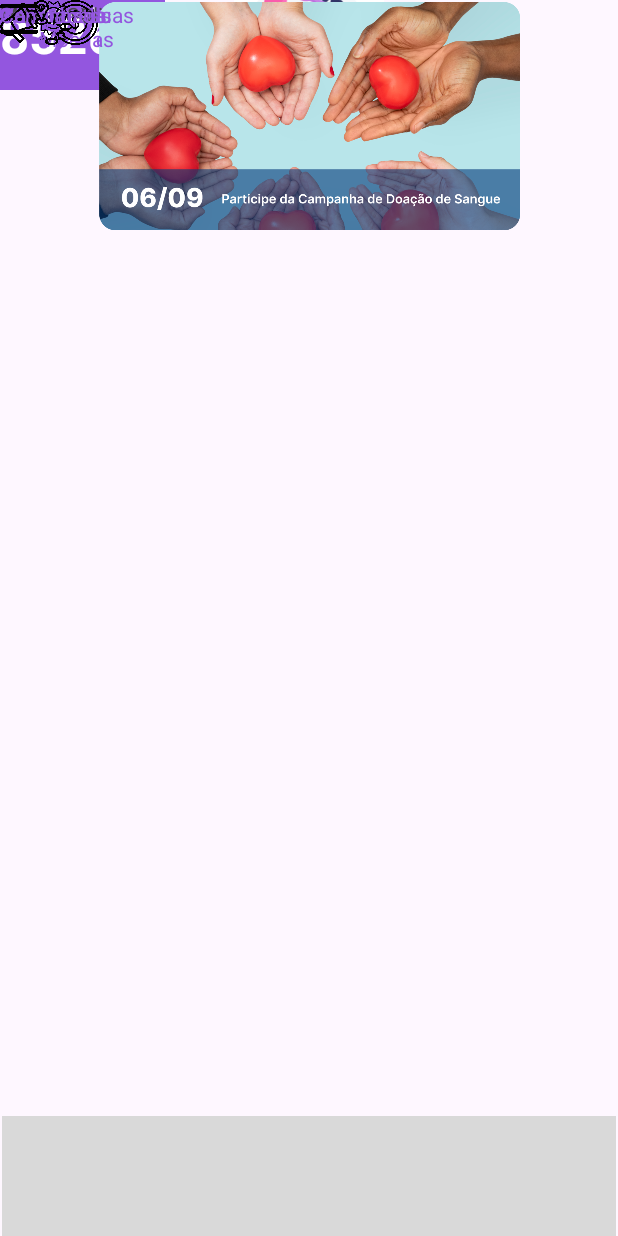
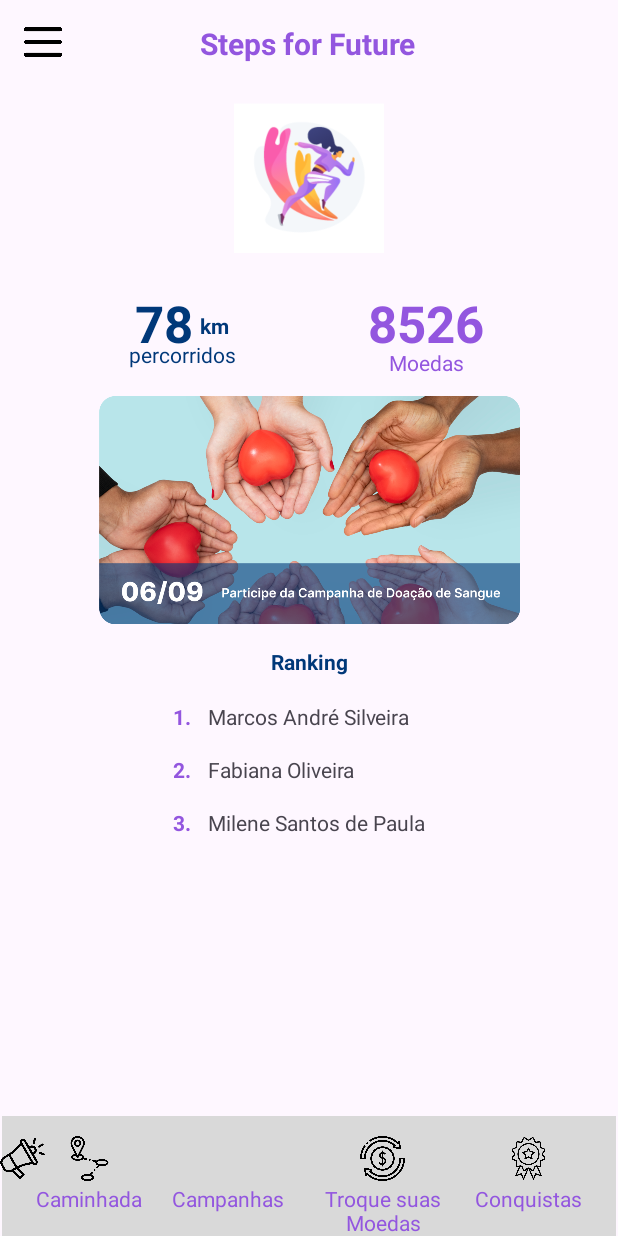
Before and after one commit to linesayuri/FIAPAtividadeESG, an Android app: the screen it shows after launch (MainActivity), on a phone screen of 412 x 824 dp. Run offline under Robolectric (Android 15) with nearby library versions, the phone set to English and light mode, and no system bars.

Commit message:
add contraints tela main

```diff
--- a/app/src/main/res/layout/activity_main.xml
+++ b/app/src/main/res/layout/activity_main.xml
@@ -7,36 +7,32 @@
     tools:context=".MainActivity">
 
 
-    <FrameLayout
-        android:id="@+id/frameLayout3"
-        android:layout_width="110dp"
-        android:layout_height="60dp"
-        android:background="@color/darkblue"
-        tools:layout_editor_absoluteX="83dp"
-        tools:layout_editor_absoluteY="181dp">
-
-    </FrameLayout>
-
     <TextView
         android:id="@+id/km"
         android:layout_width="wrap_content"
         android:layout_height="wrap_content"
+        android:layout_marginBottom="5dp"
         android:text="@string/km"
-        android:textColor="@color/white"
+        android:textColor="@color/darkblue"
         android:textStyle="bold"
-        tools:layout_editor_absoluteX="154dp"
-        tools:layout_editor_absoluteY="207dp" />
+        app:layout_constraintBottom_toBottomOf="@+id/valorkm"
+        app:layout_constraintEnd_toStartOf="@+id/percorridos2"
+        app:layout_constraintHorizontal_bias="0.5"
+        app:layout_constraintStart_toEndOf="@+id/valorkm" />
 
     <TextView
         android:id="@+id/valorkm"
-        android:layout_width="wrap_content"
-        android:layout_height="wrap_content"
+        android:layout_width="43dp"
+        android:layout_height="39dp"
+        android:layout_marginTop="24dp"
         android:text="@string/valorkmpercorridos"
-        android:textColor="@color/white"
+        android:textColor="@color/darkblue"
         android:textSize="34sp"
         android:textStyle="bold"
-        tools:layout_editor_absoluteX="115dp"
-        tools:layout_editor_absoluteY="188dp" />
+        app:layout_constraintEnd_toStartOf="@+id/km"
+        app:layout_constraintHorizontal_bias="0.5"
+        app:layout_constraintStart_toEndOf="@+id/percorridos2"
+        app:layout_constraintTop_toBottomOf="@+id/imageView8" />
 
     <TextView
         android:id="@+id/percorridos2"
@@ -44,116 +40,106 @@
         android:layout_height="wrap_content"
         android:text="percorridos"
         android:textAlignment="center"
-        tools:layout_editor_absoluteX="108dp"
-        tools:layout_editor_absoluteY="220dp" />
-
-    <TextView
-        android:id="@+id/percorridos"
-        android:layout_width="wrap_content"
-        android:layout_height="wrap_content"
-        android:text="@string/percorridos"
-        android:textAlignment="center"
-        android:textColor="@color/white"
-        app:layout_constraintEnd_toStartOf="@+id/frameLayout3"
-        app:layout_constraintStart_toEndOf="@+id/frameLayout3"
-        tools:layout_editor_absoluteY="220dp" />
-
-    <FrameLayout
-        android:id="@+id/frameLayout4"
-        android:layout_width="110dp"
-        android:layout_height="60dp"
-        android:background="@color/purple"
-        tools:layout_editor_absoluteX="223dp"
-        tools:layout_editor_absoluteY="181dp">
-
-    </FrameLayout>
+        android:textColor="@color/darkblue"
+        app:layout_constraintEnd_toStartOf="@+id/valormoedas"
+        app:layout_constraintHorizontal_bias="0.5"
+        app:layout_constraintStart_toStartOf="parent"
+        app:layout_constraintTop_toBottomOf="@+id/km" />
 
     <TextView
         android:id="@+id/nomeapp"
         android:layout_width="wrap_content"
         android:layout_height="wrap_content"
+        android:layout_marginStart="92dp"
+        android:layout_marginTop="15dp"
         android:text="@string/app_name"
         android:textColor="@color/purple"
         android:textSize="20sp"
         android:textStyle="bold"
-        tools:layout_editor_absoluteX="133dp"
-        tools:layout_editor_absoluteY="15dp" />
+        app:layout_constraintStart_toEndOf="@+id/imageView10"
+        app:layout_constraintTop_toTopOf="parent" />
 
     <ImageView
         android:id="@+id/avatar"
         android:layout_width="56dp"
         android:layout_height="50dp"
+        android:layout_marginEnd="16dp"
         android:visibility="visible"
+        app:layout_constraintEnd_toEndOf="parent"
         app:layout_constraintTop_toTopOf="@+id/nomeapp"
-        tools:layout_editor_absoluteX="339dp"
         tools:srcCompat="@tools:sample/avatars" />
 
     <TextView
         android:id="@+id/nomeprimeirocolocado"
         android:layout_width="wrap_content"
         android:layout_height="wrap_content"
+        android:layout_marginStart="11dp"
         android:text="@string/nomeprimeirocolocado"
-        app:layout_constraintStart_toStartOf="@+id/nomesegundocolocado"
-        tools:layout_editor_absoluteY="458dp" />
+        app:layout_constraintStart_toEndOf="@+id/textView"
+        app:layout_constraintTop_toTopOf="@+id/textView" />
 
     <TextView
         android:id="@+id/nomesegundocolocado"
         android:layout_width="wrap_content"
         android:layout_height="wrap_content"
+        android:layout_marginStart="11dp"
         android:text="@string/nomesegundocolocado"
-        app:layout_constraintStart_toStartOf="@+id/nometerceirocolocado"
-        tools:layout_editor_absoluteY="493dp" />
+        app:layout_constraintStart_toEndOf="@+id/textView2"
+        app:layout_constraintTop_toTopOf="@+id/textView2" />
 
     <TextView
         android:id="@+id/nometerceirocolocado"
         android:layout_width="wrap_content"
         android:layout_height="wrap_content"
+        android:layout_marginStart="11dp"
         android:text="@string/nometerceirocolocado"
-        tools:layout_editor_absoluteX="138dp"
-        tools:layout_editor_absoluteY="526dp" />
+        app:layout_constraintStart_toEndOf="@+id/textView3"
+        app:layout_constraintTop_toTopOf="@+id/textView3" />
 
     <TextView
         android:id="@+id/ranking"
         android:layout_width="wrap_content"
         android:layout_height="wrap_content"
+        android:layout_marginTop="15dp"
         android:text="@string/ranking"
         android:textColor="@color/darkblue"
         android:textStyle="bold"
         app:layout_constraintEnd_toEndOf="parent"
         app:layout_constraintHorizontal_bias="0.5"
         app:layout_constraintStart_toStartOf="parent"
-        tools:layout_editor_absoluteY="421dp" />
+        app:layout_constraintTop_toBottomOf="@+id/imageView9" />
 
     <TextView
         android:id="@+id/valormoedas"
-        android:layout_width="wrap_content"
-        android:layout_height="wrap_content"
+        android:layout_width="83dp"
+        android:layout_height="39dp"
+        android:layout_marginTop="24dp"
         android:text="@string/valormoedas"
         android:textAlignment="center"
-        android:textColor="@color/white"
+        android:textColor="@color/purple"
         android:textSize="34sp"
         android:textStyle="bold"
-        tools:layout_editor_absoluteX="239dp"
-        tools:layout_editor_absoluteY="188dp" />
+        app:layout_constraintEnd_toEndOf="parent"
+        app:layout_constraintHorizontal_bias="0.5"
+        app:layout_constraintStart_toEndOf="@+id/percorridos2"
+        app:layout_constraintTop_toBottomOf="@+id/imageView8" />
 
     <TextView
         android:id="@+id/moedas"
         android:layout_width="wrap_content"
         android:layout_height="wrap_content"
         android:text="@string/moedas"
-        android:textColor="@color/white"
-        app:layout_constraintEnd_toEndOf="@+id/frameLayout4"
-        app:layout_constraintHorizontal_bias="0.481"
-        app:layout_constraintStart_toStartOf="@+id/frameLayout4"
-        tools:layout_editor_absoluteY="223dp" />
+        android:textColor="@color/purple"
+        app:layout_constraintEnd_toStartOf="@+id/valormoedas"
+        app:layout_constraintHorizontal_bias="0.5"
+        app:layout_constraintStart_toEndOf="@+id/valormoedas"
+        app:layout_constraintTop_toBottomOf="@+id/valormoedas" />
 
     <ImageView
         android:id="@+id/imageView8"
         android:layout_width="100dp"
         android:layout_height="100dp"
         android:layout_marginTop="26dp"
-        android:layout_marginBottom="13dp"
-        app:layout_constraintBottom_toTopOf="@+id/frameLayout3"
         app:layout_constraintEnd_toEndOf="parent"
         app:layout_constraintHorizontal_bias="0.5"
         app:layout_constraintStart_toStartOf="parent"
@@ -164,49 +150,55 @@
         android:id="@+id/imageView9"
         android:layout_width="330dp"
         android:layout_height="153dp"
+        android:layout_marginTop="11dp"
         app:layout_constraintEnd_toEndOf="parent"
         app:layout_constraintHorizontal_bias="0.5"
         app:layout_constraintStart_toStartOf="parent"
-        app:srcCompat="@drawable/banner1"
-        tools:layout_editor_absoluteY="253dp" />
+        app:layout_constraintTop_toBottomOf="@+id/moedas"
+        app:srcCompat="@drawable/banner1" />
 
     <ImageView
         android:id="@+id/imageView10"
         android:layout_width="25dp"
         android:layout_height="25dp"
+        android:layout_marginStart="16dp"
+        app:layout_constraintStart_toStartOf="parent"
         app:layout_constraintTop_toTopOf="@+id/nomeapp"
-        app:srcCompat="@drawable/menu"
-        tools:layout_editor_absoluteX="16dp" />
+        app:srcCompat="@drawable/menu" />
 
     <TextView
         android:id="@+id/textView2"
         android:layout_width="wrap_content"
         android:layout_height="wrap_content"
+        android:layout_marginTop="16dp"
         android:text="@string/segundolugar"
         android:textColor="@color/purple"
         android:textStyle="bold"
-        app:layout_constraintStart_toStartOf="@+id/textView3"
-        tools:layout_editor_absoluteY="493dp" />
+        app:layout_constraintStart_toStartOf="@+id/textView"
+        app:layout_constraintTop_toBottomOf="@+id/textView" />
 
     <TextView
         android:id="@+id/textView"
         android:layout_width="wrap_content"
         android:layout_height="wrap_content"
+        android:layout_marginStart="115dp"
+        android:layout_marginTop="52dp"
         android:text="@string/primeirolugar"
         android:textColor="@color/purple"
         android:textStyle="bold"
-        app:layout_constraintStart_toStartOf="@+id/textView2"
-        tools:layout_editor_absoluteY="458dp" />
+        app:layout_constraintStart_toStartOf="parent"
+        app:layout_constraintTop_toBottomOf="@+id/imageView9" />
 
     <TextView
         android:id="@+id/textView3"
         android:layout_width="wrap_content"
         android:layout_height="wrap_content"
+        android:layout_marginTop="16dp"
         android:text="@string/terceirolugar"
         android:textColor="@color/purple"
         android:textStyle="bold"
-        tools:layout_editor_absoluteX="115dp"
-        tools:layout_editor_absoluteY="526dp" />
+        app:layout_constraintStart_toStartOf="@+id/textView"
+        app:layout_constraintTop_toBottomOf="@+id/textView2" />
 
     <com.google.android.material.bottomappbar.BottomAppBar
         android:id="@+id/bottomAppBar"
@@ -222,77 +214,89 @@
         android:id="@+id/buttonconsquistas"
         android:layout_width="30dp"
         android:layout_height="30dp"
+        android:layout_marginTop="13dp"
         app:layout_constraintEnd_toEndOf="@+id/textconquistas"
         app:layout_constraintStart_toStartOf="@+id/textconquistas"
-        app:srcCompat="@drawable/conquistas"
-        tools:layout_editor_absoluteY="591dp" />
+        app:layout_constraintTop_toTopOf="@+id/bottomAppBar"
+        app:srcCompat="@drawable/conquistas" />
 
     <TextView
         android:id="@+id/textconquistas"
         android:layout_width="wrap_content"
         android:layout_height="wrap_content"
+        android:layout_marginTop="2dp"
+        android:layout_marginEnd="24dp"
         android:text="@string/conquistas"
         android:textAlignment="center"
         android:textColor="@color/purple"
-        tools:layout_editor_absoluteX="319dp"
-        tools:layout_editor_absoluteY="623dp" />
+        app:layout_constraintEnd_toEndOf="parent"
+        app:layout_constraintTop_toBottomOf="@+id/buttonconsquistas" />
 
     <TextView
         android:id="@+id/texttroquesuasmoedas"
-        android:layout_width="101dp"
-        android:layout_height="38dp"
+        android:layout_width="102dp"
+        android:layout_height="37dp"
+        android:layout_marginTop="2dp"
+        android:layout_marginEnd="10dp"
         android:text="@string/troquesuasmoedas"
         android:textAlignment="center"
         android:textColor="@color/purple"
-        app:layout_constraintTop_toTopOf="@+id/textconquistas"
-        tools:layout_editor_absoluteX="205dp" />
+        app:layout_constraintEnd_toStartOf="@+id/textconquistas"
+        app:layout_constraintTop_toBottomOf="@+id/buttontroquesuasmoedas" />
 
     <ImageView
         android:id="@+id/buttontroquesuasmoedas"
         android:layout_width="30dp"
         android:layout_height="30dp"
+        android:layout_marginTop="13dp"
         app:layout_constraintEnd_toEndOf="@+id/texttroquesuasmoedas"
         app:layout_constraintHorizontal_bias="0.492"
         app:layout_constraintStart_toStartOf="@+id/texttroquesuasmoedas"
-        app:srcCompat="@drawable/troqueseuspontos"
-        tools:layout_editor_absoluteY="591dp" />
+        app:layout_constraintTop_toTopOf="@+id/bottomAppBar"
+        app:srcCompat="@drawable/troqueseuspontos" />
 
     <TextView
         android:id="@+id/textcampanha"
         android:layout_width="wrap_content"
         android:layout_height="wrap_content"
+        android:layout_marginStart="20dp"
+        android:layout_marginTop="2dp"
         android:text="@string/campanhas"
         android:textAlignment="center"
         android:textColor="@color/purple"
-        tools:layout_editor_absoluteX="118dp"
-        tools:layout_editor_absoluteY="623dp" />
+        app:layout_constraintStart_toEndOf="@+id/textcaminhada"
+        app:layout_constraintTop_toBottomOf="@+id/buttoncampanha" />
 
     <ImageView
         android:id="@+id/buttoncampanha"
         android:layout_width="30dp"
         android:layout_height="30dp"
+        android:layout_marginTop="13dp"
+        app:layout_constraintTop_toTopOf="@+id/bottomAppBar"
         app:srcCompat="@drawable/campanhas"
-        tools:layout_editor_absoluteX="138dp"
-        tools:layout_editor_absoluteY="591dp" />
+        tools:layout_editor_absoluteX="138dp" />
 
     <TextView
         android:id="@+id/textcaminhada"
         android:layout_width="wrap_content"
         android:layout_height="wrap_content"
+        android:layout_marginStart="24dp"
+        android:layout_marginTop="2dp"
         android:text="@string/Caminhada"
         android:textAlignment="center"
         android:textColor="@color/purple"
-        app:layout_constraintTop_toTopOf="@+id/textcampanha"
-        tools:layout_editor_absoluteX="22dp" />
+        app:layout_constraintStart_toStartOf="parent"
+        app:layout_constraintTop_toBottomOf="@+id/buttoncaminhada" />
 
     <ImageView
         android:id="@+id/buttoncaminhada"
         android:layout_width="30dp"
         android:layout_height="30dp"
+        android:layout_marginTop="13dp"
         app:layout_constraintEnd_toEndOf="@+id/textcaminhada"
         app:layout_constraintStart_toStartOf="@+id/textcaminhada"
-        app:srcCompat="@drawable/caminhada"
-        tools:layout_editor_absoluteY="591dp" />
+        app:layout_constraintTop_toTopOf="@+id/bottomAppBar"
+        app:srcCompat="@drawable/caminhada" />
 
     <androidx.constraintlayout.widget.Group
         android:id="@+id/group"
```
